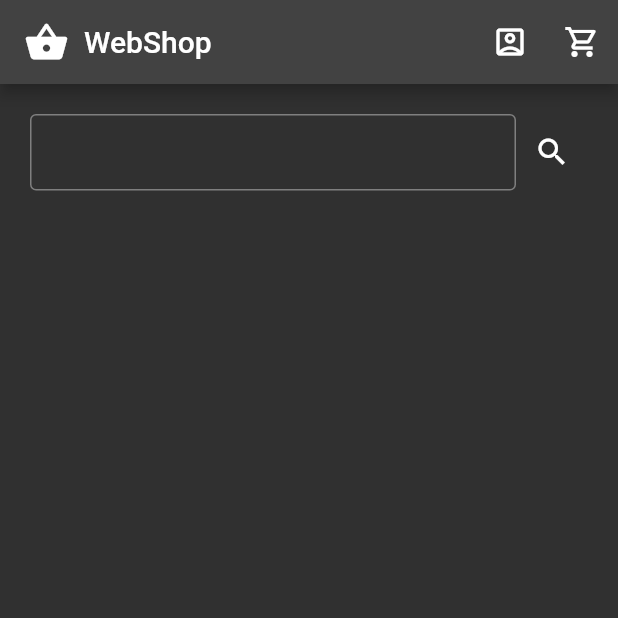
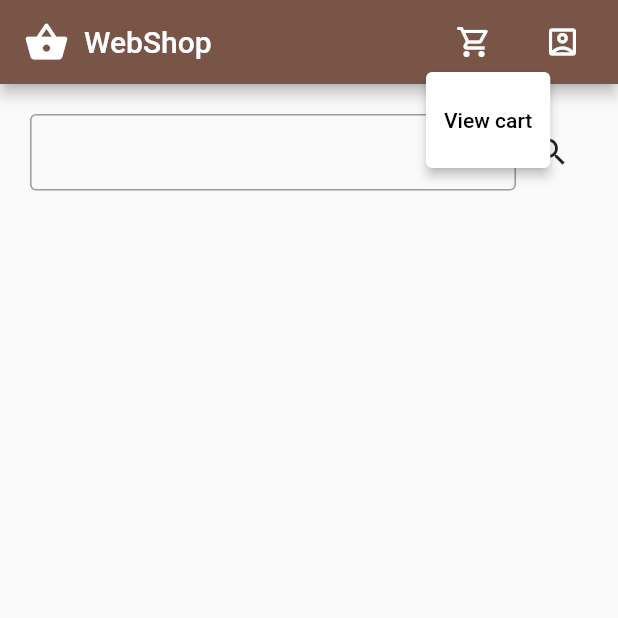
Before and after one commit to arogina/webshop-flutter, a Flutter app: the HomeScreen screen opened directly, after a tap on the "shopping cart" icon, on a phone screen of 412 x 824 dp, the top half of it. Run offline on Flutter 3.47's test engine with Material 2 defaults, Android fonts, the phone set to English and light mode, and no system bars; our stand-ins replace dio, logger, retrofit; generated files the repository leaves out were written again; network calls fail.

Commit message:
HomeScreen: Added search functionality, design changes, added navigation to login and register screens

```diff
--- a/lib/app/screens/home_screen.dart
+++ b/lib/app/screens/home_screen.dart
@@ -1,5 +1,7 @@
 import 'package:flutter/material.dart';
 import 'package:webshop_flutter/app/api/articles/articles.dart';
+import 'package:webshop_flutter/app/screens/login_screen.dart';
+import 'package:webshop_flutter/app/screens/register_screen.dart';
 import 'package:webshop_flutter/app/widgets/article_card.dart';
 import 'package:webshop_flutter/app/widgets/named_textfield.dart';
 import 'package:webshop_flutter/app/utils/globals.dart' as global;
@@ -17,20 +19,24 @@ class _HomeScreenState extends State<HomeScreen> {
 
   Future _getArticles() async {
     final api = ArticlesApi(global.dio);
+
+    try {
       if (_searchController.text == "") {
         articles = await api.getArticles();
       } else {
         articles = await api.getArticlesSearch(_searchController.text);
       }
+      if (mounted) {
         setState(() {});
+      }
+    } on Exception catch (ex) {
+      global.logger.e(ex.toString());
+    }
   }
 
   @override
   void initState() {
     _getArticles();
-    _searchController.addListener(() {
-      _getArticles();
-    });
     super.initState();
   }
 
@@ -46,6 +52,7 @@ class _HomeScreenState extends State<HomeScreen> {
       onTap: () => {FocusManager.instance.primaryFocus?.unfocus()},
       child: Scaffold(
         appBar: AppBar(
+          backgroundColor: Colors.brown,
           title: const Row(
             children: [
               Icon(Icons.shopping_basket, size: 30),
@@ -54,12 +61,44 @@ class _HomeScreenState extends State<HomeScreen> {
             ],
           ),
           actions: [
-            IconButton(
+            SubmenuButton(
+              style: ButtonStyle(
+                  padding: MaterialStateProperty.all(
+                      const EdgeInsets.symmetric(horizontal: 20))),
+              menuChildren: [
+                MenuItemButton(
+                  child: const MenuAcceleratorLabel('View cart'),
                   onPressed: () => {},
-                icon: const Icon(Icons.account_box_outlined)),
-            IconButton(
-                onPressed: () => {},
-                icon: const Icon(Icons.shopping_cart_outlined))
+                ),
+              ],
+              child:
+                  const Icon(Icons.shopping_cart_outlined, color: Colors.white),
+            ),
+            SubmenuButton(
+              style: ButtonStyle(
+                  padding: MaterialStateProperty.all(
+                      const EdgeInsets.symmetric(horizontal: 15))),
+              menuChildren: [
+                MenuItemButton(
+                  child: const MenuAcceleratorLabel('Log in'),
+                  onPressed: () => {
+                    FocusManager.instance.primaryFocus?.unfocus(),
+                    Navigator.of(context).push(MaterialPageRoute(
+                        builder: (context) => const LoginScreen()))
+                  },
+                ),
+                MenuItemButton(
+                  child: const MenuAcceleratorLabel('Register'),
+                  onPressed: () => {
+                    FocusManager.instance.primaryFocus?.unfocus(),
+                    Navigator.of(context).push(MaterialPageRoute(
+                        builder: (context) => const RegisterScreen()))
+                  },
+                )
+              ],
+              child:
+                  const Icon(Icons.account_box_outlined, color: Colors.white),
+            ),
           ],
         ),
         body: Container(
@@ -76,11 +115,12 @@ class _HomeScreenState extends State<HomeScreen> {
                         text: "",
                         controller: _searchController,
                         focusNode: FocusNode(),
+                        isRequired: false,
                         onSubmit: (value) => {},
                       ),
                     ),
                     IconButton(
-                      onPressed: () => {},
+                      onPressed: _getArticles,
                       icon: const Icon(Icons.search_outlined),
                     )
                   ],
--- a/lib/app/utils/globals.dart
+++ b/lib/app/utils/globals.dart
@@ -1,4 +1,7 @@
 import 'package:dio/dio.dart';
+import 'package:logger/logger.dart';
 
 const apiUrl = "https://6515cd3f09e3260018c92937.mockapi.io/webshop/api/";
 final dio = Dio();
+
+final logger = Logger();
--- a/lib/app/widgets/named_button.dart
+++ b/lib/app/widgets/named_button.dart
@@ -18,6 +18,9 @@ class _NamedButtonState extends State<NamedButton> {
   Widget build(BuildContext context) {
     return ElevatedButton(
       onPressed: widget.onClick,
+      style: ButtonStyle(
+          backgroundColor:
+              MaterialStateProperty.resolveWith((states) => Colors.brown)),
       child: Text(widget.text),
     );
   }
--- a/lib/app/widgets/named_textfield.dart
+++ b/lib/app/widgets/named_textfield.dart
@@ -5,6 +5,7 @@ class NamedTextField extends StatefulWidget {
   final TextEditingController controller;
   final FocusNode focusNode;
   final bool isPassword;
+  final bool isRequired;
   final ValueSetter? onSubmit;
   const NamedTextField({
     super.key,
@@ -12,6 +13,7 @@ class NamedTextField extends StatefulWidget {
     required this.controller,
     required this.focusNode,
     this.isPassword = false,
+    this.isRequired = true,
     this.onSubmit,
   });
 
@@ -30,20 +32,23 @@ class _NamedTextFieldState extends State<NamedTextField> {
         ),
         Expanded(
             child: TextFormField(
+          cursorColor: Colors.brown,
           autovalidateMode: AutovalidateMode.onUserInteraction,
           controller: widget.controller,
           focusNode: widget.focusNode,
           decoration: const InputDecoration(
             border: OutlineInputBorder(
                 borderSide: BorderSide(width: 1, color: Colors.white24)),
+            focusedBorder: OutlineInputBorder(
+                borderSide: BorderSide(width: 2, color: Colors.brown)),
             isDense: true,
           ),
           style: const TextStyle(
-            color: Colors.white,
+            color: Colors.black,
           ),
           obscureText: widget.isPassword,
           validator: (value) {
-            if (value == null || value.isEmpty) {
+            if ((value == null || value.isEmpty) && widget.isRequired) {
               return "Required field";
             }
             return null;
--- a/pubspec.yaml
+++ b/pubspec.yaml
@@ -37,6 +37,7 @@ dependencies:
   retrofit: ^4.0.3
   json_annotation: ^4.8.1
   dio: ^5.3.3
+  logger: ^2.0.2+1
 
 dev_dependencies:
   flutter_test:
```
Also changed, not shown: lib/app/screens/login_screen.dart (+3 -5 lines), lib/app/screens/register_screen.dart (+5 -5 lines), lib/app/widgets/article_card.dart (+18 -1 lines), lib/main.dart (+3 -4 lines). Lines whose indentation alone changed are shown as unchanged.
